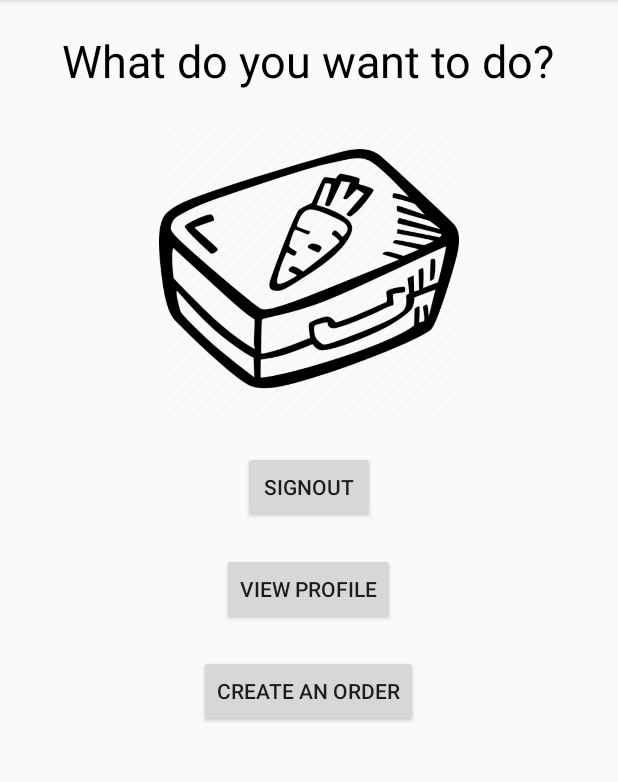
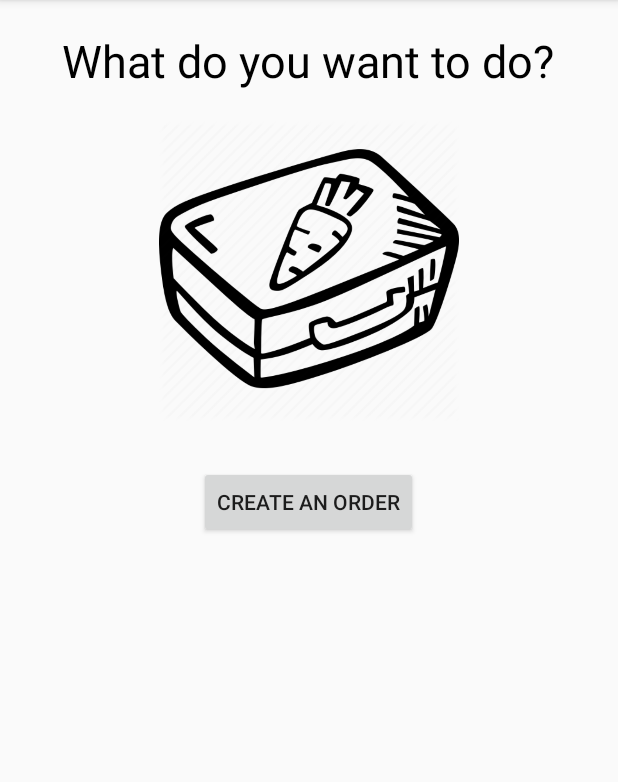
Before and after one commit to Brsrkr117/PointtoPoint, an Android app: the screen it shows after launch once a user with an empty profile is signed in (SecondActivity), on a phone screen of 412 x 824 dp, the part 84-866 px from its top. Run offline under Robolectric (Android 15) with nearby library versions, the phone set to English and light mode, and no system bars; our stand-ins replace Firebase (no records; nobody signed in at launch, a user with empty details on screens opened directly).

Commit message:
final changes

```diff
--- a/app/src/main/java/com/example/pointtopoint/OrderConfirmationActivity.java
+++ b/app/src/main/java/com/example/pointtopoint/OrderConfirmationActivity.java
@@ -139,9 +139,6 @@ public class OrderConfirmationActivity extends AppCompatActivity {
 
                 customertype.setText(documentSnapshot.getString("CustomerType"));
 
-            }
-        });
-
                 String comp=customertype.getText().toString();
 
                 if(comp.equals("Regular")){
@@ -154,6 +151,8 @@ public class OrderConfirmationActivity extends AppCompatActivity {
                     fullprice.setText("To be paid:Rs " + price);
                 }
 
+            }
+        });
 
 
 
--- a/app/src/main/java/com/example/pointtopoint/RiderLocationActivity.java
+++ b/app/src/main/java/com/example/pointtopoint/RiderLocationActivity.java
@@ -145,7 +145,7 @@ public class RiderLocationActivity extends AppCompatActivity
             firebaseAuth.signOut();
             finish();
             Toast.makeText(RiderLocationActivity.this, "You have delivered the order", Toast.LENGTH_SHORT).show();
-            startActivity(new Intent(this,LoginActivity.class));
+            startActivity(new Intent(this,RiderSecondActivity.class));
         }
         return true;
     }
--- a/app/src/main/java/com/example/pointtopoint/SecondActivity.java
+++ b/app/src/main/java/com/example/pointtopoint/SecondActivity.java
@@ -14,8 +14,8 @@ import com.google.firebase.auth.FirebaseAuth;
 
 public class SecondActivity extends AppCompatActivity {
     private FirebaseAuth firebaseAuth;
-    private Button signout;
-    private Button Viewprofile;
+    //private Button signout;
+    //private Button Viewprofile;
     private Button createorder;
 
     @Override
@@ -24,11 +24,11 @@ public class SecondActivity extends AppCompatActivity {
         setContentView(R.layout.activity_second);
 
         firebaseAuth = FirebaseAuth.getInstance();
-        signout=(Button)(Button) findViewById(R.id.btnSignout);
-        Viewprofile=(Button)(Button) findViewById(R.id.btnProfile);
+        //signout=(Button)(Button) findViewById(R.id.btnSignout);
+        //Viewprofile=(Button)(Button) findViewById(R.id.btnProfile);
         createorder=(Button)(Button) findViewById(R.id.btnOrder);
 
-        signout.setOnClickListener(new View.OnClickListener() {
+        /*signout.setOnClickListener(new View.OnClickListener() {
             @Override
             public void onClick(View v) {
                 Logout();
@@ -41,7 +41,7 @@ public class SecondActivity extends AppCompatActivity {
                 finish();
                 startActivity(new Intent(SecondActivity.this, UserProfileViewActivity.class));
             }
-        });
+        });*/
 
         createorder.setOnClickListener(new View.OnClickListener() {
             @Override
--- a/app/src/main/res/layout/activity_second.xml
+++ b/app/src/main/res/layout/activity_second.xml
@@ -30,29 +30,19 @@
             android:layout_marginTop="20dp"
             app:srcCompat="@drawable/lunchbox" />
 
-        <Button
-            android:id="@+id/btnSignout"
-            android:layout_width="wrap_content"
-            android:layout_height="wrap_content"
-            android:layout_gravity="center_horizontal"
-            android:layout_marginTop="20dp"
-            android:text="Signout" />
 
-        <Button
-            android:id="@+id/btnProfile"
-            android:layout_width="wrap_content"
-            android:layout_height="wrap_content"
-            android:layout_gravity="center_horizontal"
-            android:layout_marginTop="20dp"
-            android:text="View Profile" />
+
+
 
         <Button
             android:id="@+id/btnOrder"
             android:layout_width="wrap_content"
             android:layout_height="wrap_content"
             android:layout_gravity="center_horizontal"
-            android:layout_marginTop="20dp"
+            android:layout_marginTop="30dp"
             android:text="Create An order" />
+
+
 
     </LinearLayout>
 
```
Lines whose indentation alone changed are shown as unchanged.
